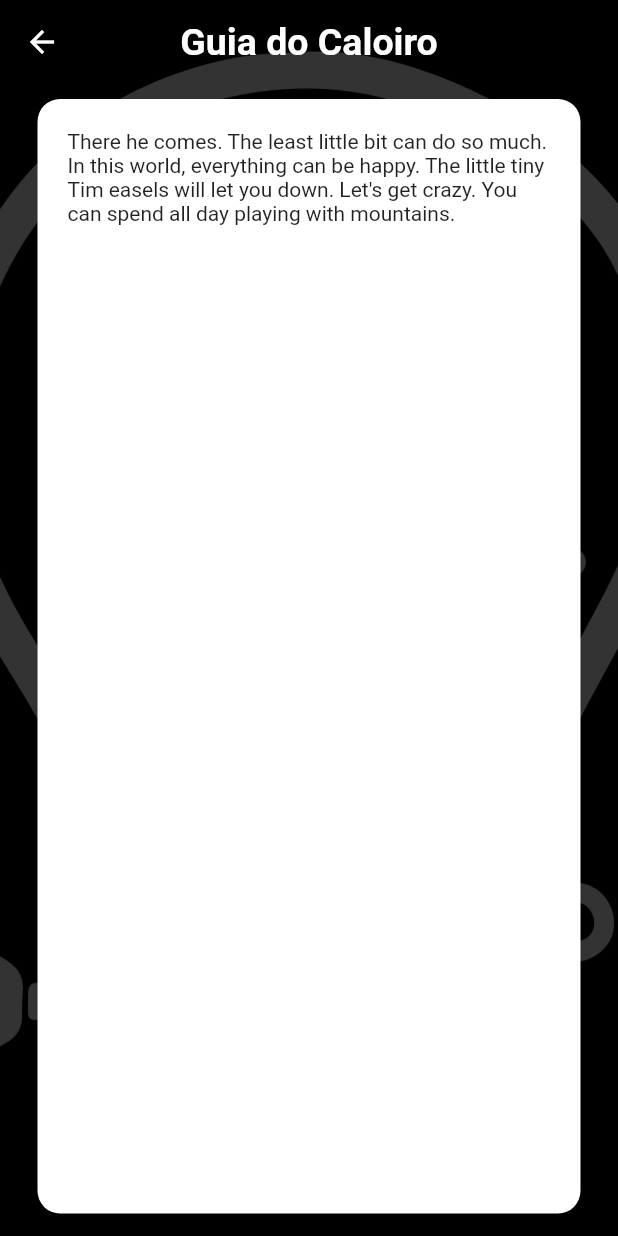
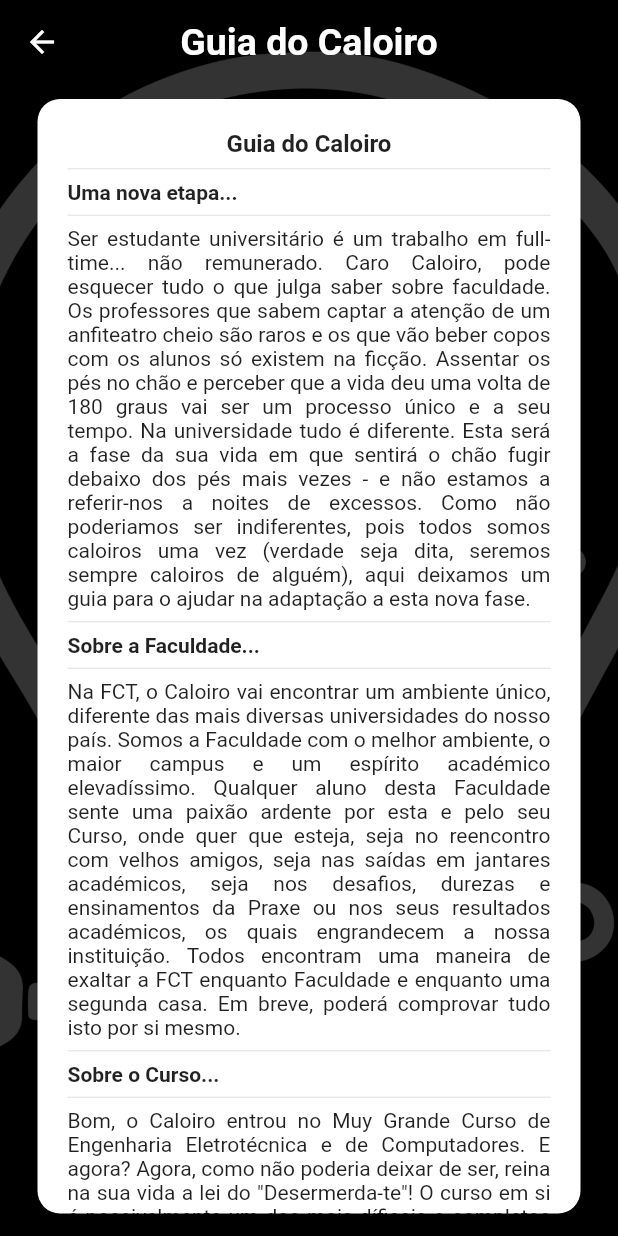
Before and after one commit to TFCMarques/eletro-app, a Flutter app: the Guide screen opened by its route, on a phone screen of 412 x 824 dp. Run offline on Flutter 3.47's test engine with Material 2 defaults, Android fonts, the phone set to English and light mode, and no system bars; our stand-ins replace flutter_swiper, font_awesome_flutter, photo_view.

Commit message:
Final v.0.1.0 MIEEC app - first APK launch

```diff
--- /dev/null
+++ b/lib/dict_guide.dart
@@ -0,0 +1,21 @@
+var guide = {
+  "title": "Guia do Caloiro",
+  "tags": [
+    "Uma nova etapa...",
+    "Sobre a Faculdade...",
+    "Sobre o Curso...",
+    "Sobre a Praxe do MIEEC...",
+    "Sobre o Ambiente Estudantil...",
+    "Sobre a Semana do Caloiro...",
+    "Considerações finais..."
+  ],
+  "paragraphs": [
+    "Ser estudante universitário é um trabalho em full-time... não remunerado. Caro Caloiro, pode esquecer tudo o que julga saber sobre faculdade. Os professores que sabem captar a atenção de um anfiteatro cheio são raros e os que vão beber copos com os alunos só existem na ficção. Assentar os pés no chão e perceber que a vida deu uma volta de 180 graus vai ser um processo único e a seu tempo. Na universidade tudo é diferente. Esta será a fase da sua vida em que sentirá o chão fugir debaixo dos pés mais vezes - e não estamos a referir-nos a noites de excessos. Como não poderiamos ser indiferentes, pois todos somos caloiros uma vez (verdade seja dita, seremos sempre caloiros de alguém), aqui deixamos um guia para o ajudar na adaptação a esta nova fase.",
+    "Na FCT, o Caloiro vai encontrar um ambiente único, diferente das mais diversas universidades do nosso país. Somos a Faculdade com o melhor ambiente, o maior campus e um espírito académico elevadíssimo. Qualquer aluno desta Faculdade sente uma paixão ardente por esta e pelo seu Curso, onde quer que esteja, seja no reencontro com velhos amigos, seja nas saídas em jantares académicos, seja nos desafios, durezas e ensinamentos da Praxe ou nos seus resultados académicos, os quais engrandecem a nossa instituição. Todos encontram uma maneira de exaltar a FCT enquanto Faculdade e enquanto uma segunda casa. Em breve, poderá comprovar tudo isto por si mesmo.",
+    "Bom, o Caloiro entrou no Muy Grande Curso de Engenharia Eletrotécnica e de Computadores. E agora? Agora, como não poderia deixar de ser, reina na sua vida a lei do \"Desermerda-te\"! O curso em si é possivelmente um dos mais díficeis e completos que a nossa Faculdade disponibiliza aos alunos que nela pretendem ingressar. Passamos pelas 4 Análises Matemáticas e pelas 3 Físicas, que em breve irá aprender a odeiar, e passamos por uma série de cadeiras interessantes e complexas, que nos deixam a mioleira toda queimada. Mas nada tema, caro Caloiro! O Curso não se faz sozinho! Esta será talvez a expressão mais emblemática que irá ouvir nos primeiros tempos pela FCT. Todos os veteranos se disponibilizam a ajudar qualquer Caloiro em aflição, sabendo pelo que passam e tendo a experiência para poder aconselhar e ensinar, e, de igual modo, irá ver que todos os seus colegas, também caloiros, irão partilhar do seu sofrimento e alegria, estando presentes em todos os momentos. Por isso, caro Caloiro, nada receie, um dia acabará o Curso!",
+    "Chegamos agora a um tema controverso, mas apenas para vós, caríssimo Caloiro. A Praxe em Eletro (e em geral na FCT) é inigualável no país, assim como a sua instituição o é. O ambiente que esta faculdade nos proporciona icentiva e é proprício ao crescimento pessoal, cultural e académico que se desenvolve nas Praxes. A nossa Comissão de Praxe tem sempre como principal objetivo permitir o desenvolvimento de cada um de nós nos mais diversos níveis, quer intelectuais quer em competências transversais, num ambiente de união e de paixão pelo curso que representamos. Todo o caloiro tem o direito a participar na praxe, assim como tem o direito de escolher não fazê-lo, mas quem por lá passa, gosta e fica.",
+    "Agora que vai pagar os 35€ de taxa de inscrição, já se pode sentir um verdadeiro FCTense. E como FCTense irá ter mais do que oportunidades para descomprimir e relaxar do dia-a-dia de estudos e trabalhos sem fim. Existem diversos bares e cafés espalhados pelo campus (sendo a Mininova e os seus pães de alho o mais famoso café/loja de conveniência), espaços verdes, locais de prática de desporto, um convívio renovado com matraquilhos e bilhar. Além disso, a FCT também é conhecida pelas suas festas! Desde a Semana do Caloiro às Festas do Olimpo, irás viver algumas das melhores noites da tua vida, neste mesmo campus, para mais tarde lembrar, ou não, se é que nos entendem.",
+    "Eis que tem a inscrição feita, caro Caloiro, e conheceu alguns dos teus Veteranos e alguns dos teus colegas, também Caloiros. Agora, terá de esperar quase uma semana até à verdadeira ação começar, a afamada Semana do Caloiro. Esta começa com o monumental Desfile do Caloiro, que tem início no nosso campus e término no Parque da Paz, Almada, onde demonstrarás todo o amor recentemente adquirido pelo curso. Durante essa semana, esperam-lhe algumas atividades da AE, desde torneios desportivos a uma espécie de peddy-paper pelo campus (Odisseia), assim como um Festival Universitário no nosso FCTódromo, com o recorrente e inigualavél Quim Barreiros a atuar, entre muitos outros. Este ano, uma pequena mudança, para tristeza de muitos. Terá aulas nessa semana, pobre Caloiro, com cortesia da Direção da nossa Faculdade, que de vez em quando gosta de mudar as coisas... e nem sempre para melhor.",
+    "Com pensamentos mais alegres, aproveite, Caloiro! Este será o melhor ano da sua vida académica, em que nada terá de fazer além das suas cadeiras e não terá responsabilidades nem preocupações ou compromissos. Levará este ano no seu coração para sempre, confie no que vos dizemos. A si, Caloiro, ao nosso Curso e à nossa Faculdade, as mais calorosas Saudações Académicas! P'la CoPe do MIEEC."
+  ]
+};
--- a/lib/dict_info.dart
+++ b/lib/dict_info.dart
@@ -40,7 +40,7 @@ var info = [
       "Ed. IV - Salas de Aulas",
       "Ed. V - Grande Auditório",
       "Ed. Departamental - Departamento de Química, Departamento de Ciências e Engenharia do Ambiente, Departamento de Conservação e Restauro, Departamento de Ciências da Vida e Departamento de Ciências e Tecnologia da Biomassa",
-      "Ed. VI - Madan Parques"
+      "Ed. VI - Madan Parque",
       "Ed. VII - Departamento de Matemática e Departamento de Ciências Sociais Aplicadas",
       "Ed. VIII - Departamento de Engenharia Mecânica e Industrial",
       "Ed. IX - Departamento de Engenharia Civil e Departamento de Ciências da Terra",
@@ -100,7 +100,7 @@ var info = [
       "https://www.facebook.com/AEFCT/",
       "https://www.facebook.com/CPFCT/",
       "https://www.facebook.com/CoPe-MIEEC-222469944483301/",
-      "https://www.facebook.com/groups/424698811495853/"
+      "https://www.facebook.com/groups/424698811495853/",
       "https://www.instagram.com/fctnova/",
       "https://www.instagram.com/aefct/",
       "https://www.instagram.com/desportoaefct/",
@@ -131,5 +131,5 @@ var info = [
       "Desporto da AEFCT",
       "Site do Conselho de Praxe",
     ]
-  }
+  },
 ];
--- a/lib/guide.dart
+++ b/lib/guide.dart
@@ -1,4 +1,5 @@
 import 'package:flutter/material.dart';
+import 'package:eletro_app/dict_guide.dart';
 
 class Guide extends StatefulWidget {
   @override
@@ -6,9 +7,59 @@ class Guide extends StatefulWidget {
 }
 
 class GuideState extends State<Guide> {
+  List<Widget> guideText(String title, List tags, List paragraphs) {
+    List<Widget> guideTextList = [];
+
+    guideTextList.add(
+      Text(
+        title,
+        textAlign: TextAlign.center,
+        style: TextStyle(
+          fontSize: 16.0,
+          fontWeight: FontWeight.bold
+        ),
+      )
+    );
+
+    for(var i=0; i<tags.length; i++) {
+      guideTextList.add(
+        Divider(
+          height: 15.0,
+        )
+      );
+
+      guideTextList.add(
+        Text(
+          tags[i],
+          textAlign: TextAlign.left,
+          style: TextStyle(
+            fontWeight: FontWeight.bold
+          ),
+        )
+      );
+
+      guideTextList.add(
+        Divider(
+          height: 15.0,
+        )
+      );
+
+      guideTextList.add(
+        Text(
+          paragraphs[i],
+          textAlign: TextAlign.justify,
+        )
+      );
+    }
+
+    return guideTextList;
+  }
+
   @override
   Widget build(BuildContext context) {
-    String loremIpsum = "There he comes. The least little bit can do so much. In this world, everything can be happy. The little tiny Tim easels will let you down. Let's get crazy. You can spend all day playing with mountains.";
+    String title = guide["title"];
+    List tags = guide["tags"];
+    List paragraphs = guide["paragraphs"];
 
     return Stack(
       children: <Widget>[
@@ -58,9 +109,7 @@ class GuideState extends State<Guide> {
             color: Colors.white,
             child: ListView(
               padding: EdgeInsets.all(20),
-              children: <Widget>[
-                Text(loremIpsum)
-              ],
+              children: guideText(title, tags, paragraphs),
             )
           )
         ),
--- a/lib/praxis_code.dart
+++ b/lib/praxis_code.dart
@@ -10,7 +10,7 @@ class PraxisCode extends StatefulWidget {
 class PraxisCodeState extends State<PraxisCode> {
   Widget chapterCard(int index) {
     var chapter = praxisCode[index];
-    String chapterNum = chapter["chapter"].toString();
+    String chapterNum = chapter["chapter"];
     String title = chapter["title"];
     List articles = chapter["articles"];
 
```
Also changed, not shown: lib/dict_praxis.dart (+6 -6 lines), lib/info.dart (+6 -5 lines).
